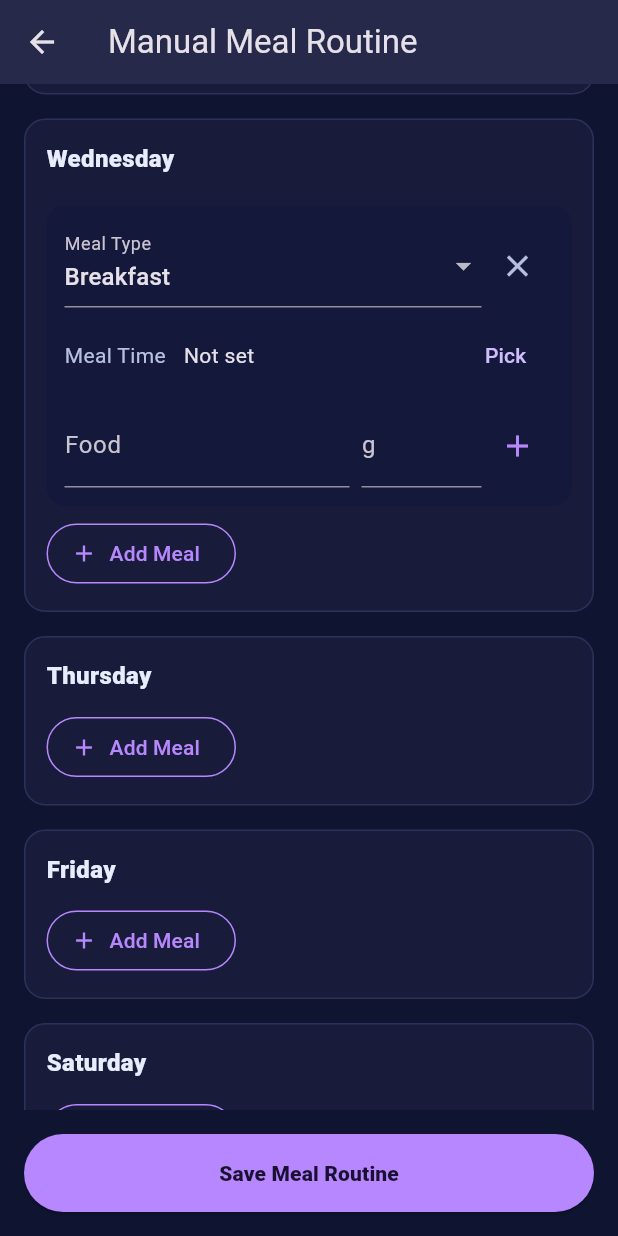
After one commit to Sahana-Lakshmipathy-1/Final-Year-Project, a Flutter app: the ManualMealSetupScreen screen opened directly, scrolled down 251 dp, after a tap on "Add Meal", on a phone screen of 412 x 824 dp. The commit adds this screen. Run offline on Flutter 3.47's test engine with Material 3 defaults, Android fonts, the phone set to English and light mode, and no system bars; our stand-ins replace fl_chart.

Commit message:
manual custom user preference diet screen

```diff
--- /dev/null
+++ b/lib/layouts/meals/manual_meal_setup_screen.dart
@@ -0,0 +1,294 @@
+import 'package:flutter/material.dart';
+
+class ManualMealSetupScreen extends StatefulWidget {
+  const ManualMealSetupScreen({super.key});
+
+  @override
+  State<ManualMealSetupScreen> createState() => _ManualMealSetupScreenState();
+}
+
+class _ManualMealSetupScreenState extends State<ManualMealSetupScreen> {
+  final days = const [
+    'Monday',
+    'Tuesday',
+    'Wednesday',
+    'Thursday',
+    'Friday',
+    'Saturday',
+    'Sunday',
+  ];
+
+  final List<Map<String, dynamic>> routine = [];
+
+  @override
+  void initState() {
+    super.initState();
+    for (final d in days) {
+      routine.add({
+        'day': d,
+        'meals': <Map<String, dynamic>>[],
+      });
+    }
+  }
+
+  @override
+  Widget build(BuildContext context) {
+    const bg = Color(0xFF0F1431);
+    const card = Color(0xFF181C3A);
+    const edge = Color(0xFF2C315C);
+    const accent = Color(0xFFB787FF);
+    const text = Color(0xFFE9ECFF);
+    const muted = Color(0xFFB7C0E0);
+
+    return Scaffold(
+      backgroundColor: bg,
+      appBar: AppBar(
+        title: const Text('Manual Meal Routine'),
+        backgroundColor: card,
+      ),
+      body: ListView.builder(
+        padding: const EdgeInsets.all(16),
+        itemCount: routine.length,
+        itemBuilder: (context, index) {
+          final day = routine[index];
+
+          return Container(
+            margin: const EdgeInsets.only(bottom: 16),
+            padding: const EdgeInsets.all(14),
+            decoration: BoxDecoration(
+              color: card,
+              borderRadius: BorderRadius.circular(14),
+              border: Border.all(color: edge),
+            ),
+            child: Column(
+              crossAxisAlignment: CrossAxisAlignment.start,
+              children: [
+                /// DAY HEADER
+                Text(
+                  day['day'],
+                  style: const TextStyle(
+                    fontSize: 16,
+                    fontWeight: FontWeight.w800,
+                    color: text,
+                  ),
+                ),
+
+                const SizedBox(height: 12),
+
+                /// MEALS
+                ...day['meals'].map<Widget>((meal) {
+                  return _MealEditor(
+                    meal: meal,
+                    onRemove: () => setState(() => day['meals'].remove(meal)),
+                  );
+                }).toList(),
+
+                /// ADD MEAL
+                OutlinedButton.icon(
+                  icon: const Icon(Icons.add),
+                  label: const Text('Add Meal'),
+                  style: OutlinedButton.styleFrom(
+                    foregroundColor: accent,
+                    side: BorderSide(color: accent),
+                  ),
+                  onPressed: () {
+                    setState(() {
+                      day['meals'].add({
+                        'name': 'Breakfast',
+                        'time': null,
+                        'items': <Map<String, dynamic>>[],
+                      });
+                    });
+                  },
+                ),
+              ],
+            ),
+          );
+        },
+      ),
+
+      /// SAVE
+      bottomNavigationBar: Padding(
+        padding: const EdgeInsets.all(16),
+        child: ElevatedButton(
+          style: ElevatedButton.styleFrom(
+            backgroundColor: accent,
+            padding: const EdgeInsets.symmetric(vertical: 16),
+          ),
+          onPressed: () {
+            Navigator.pop(context, routine);
+          },
+          child: const Text(
+            'Save Meal Routine',
+            style: TextStyle(
+              color: Color(0xFF1A1034),
+              fontWeight: FontWeight.w800,
+            ),
+          ),
+        ),
+      ),
+    );
+  }
+}
+
+class _MealEditor extends StatefulWidget {
+  final Map<String, dynamic> meal;
+  final VoidCallback onRemove;
+
+  const _MealEditor({
+    required this.meal,
+    required this.onRemove,
+  });
+
+  @override
+  State<_MealEditor> createState() => _MealEditorState();
+}
+
+class _MealEditorState extends State<_MealEditor> {
+  final foodCtrl = TextEditingController();
+  final gramCtrl = TextEditingController();
+  TimeOfDay? selectedTime;
+
+  @override
+  void initState() {
+    super.initState();
+    if (widget.meal['time'] != null) {
+      final p = widget.meal['time'].split(':');
+      selectedTime = TimeOfDay(hour: int.parse(p[0]), minute: int.parse(p[1]));
+    }
+  }
+
+  @override
+  Widget build(BuildContext context) {
+    const muted = Color(0xFFB7C0E0);
+    const accent = Color(0xFFB787FF);
+
+    return Container(
+      margin: const EdgeInsets.symmetric(vertical: 8),
+      padding: const EdgeInsets.all(12),
+      decoration: BoxDecoration(
+        color: const Color(0xFF14183A),
+        borderRadius: BorderRadius.circular(12),
+      ),
+      child: Column(
+        children: [
+          /// MEAL NAME + REMOVE
+          Row(
+            children: [
+              Expanded(
+                child: DropdownButtonFormField<String>(
+                  value: widget.meal['name'],
+                  items:
+                      const [
+                            'Breakfast',
+                            'Lunch',
+                            'Snack',
+                            'Cheat Meal',
+                          ]
+                          .map(
+                            (e) => DropdownMenuItem(
+                              value: e,
+                              child: Text(e),
+                            ),
+                          )
+                          .toList(),
+                  onChanged: (v) => setState(() => widget.meal['name'] = v),
+                  decoration: const InputDecoration(labelText: 'Meal Type'),
+                ),
+              ),
+              IconButton(
+                icon: const Icon(Icons.close, color: muted),
+                onPressed: widget.onRemove,
+              ),
+            ],
+          ),
+
+          const SizedBox(height: 8),
+
+          /// TIME PICKER
+          Row(
+            children: [
+              const Text("Meal Time", style: TextStyle(color: muted)),
+              const SizedBox(width: 12),
+              Text(
+                selectedTime == null
+                    ? "Not set"
+                    : selectedTime!.format(context),
+              ),
+              const Spacer(),
+              TextButton(
+                child: const Text("Pick"),
+                onPressed: () async {
+                  final t = await showTimePicker(
+                    context: context,
+                    initialTime: selectedTime ?? TimeOfDay.now(),
+                  );
+                  if (t != null) {
+                    setState(() {
+                      selectedTime = t;
+                      widget.meal['time'] =
+                          "${t.hour.toString().padLeft(2, '0')}:${t.minute.toString().padLeft(2, '0')}";
+                    });
+                  }
+                },
+              ),
+            ],
+          ),
+
+          const SizedBox(height: 8),
+
+          /// FOOD LIST
+          ...widget.meal['items'].map<Widget>((item) {
+            return ListTile(
+              dense: true,
+              contentPadding: EdgeInsets.zero,
+              title: Text(item['food']),
+              subtitle: Text('${item['grams']} g'),
+              trailing: IconButton(
+                icon: const Icon(Icons.delete_outline),
+                onPressed: () =>
+                    setState(() => widget.meal['items'].remove(item)),
+              ),
+            );
+          }).toList(),
+
+          /// ADD FOOD
+          Row(
+            children: [
+              Expanded(
+                child: TextField(
+                  controller: foodCtrl,
+                  decoration: const InputDecoration(labelText: 'Food'),
+                ),
+              ),
+              const SizedBox(width: 8),
+              SizedBox(
+                width: 80,
+                child: TextField(
+                  controller: gramCtrl,
+                  keyboardType: TextInputType.number,
+                  decoration: const InputDecoration(labelText: 'g'),
+                ),
+              ),
+              IconButton(
+                icon: const Icon(Icons.add, color: accent),
+                onPressed: () {
+                  if (foodCtrl.text.isNotEmpty && gramCtrl.text.isNotEmpty) {
+                    setState(() {
+                      widget.meal['items'].add({
+                        'food': foodCtrl.text,
+                        'grams': int.parse(gramCtrl.text),
+                      });
+                      foodCtrl.clear();
+                      gramCtrl.clear();
+                    });
+                  }
+                },
+              ),
+            ],
+          ),
+        ],
+      ),
+    );
+  }
+}
--- a/lib/pages/plans.dart
+++ b/lib/pages/plans.dart
@@ -2,6 +2,7 @@ import 'package:flutter/material.dart';
 import 'package:lumora/layouts/exercise/input_preference.dart';
 import 'package:lumora/layouts/exercise/manual_routine_setup_screen.dart';
 import 'package:lumora/layouts/meals/meal_input_preference.dart';
+import 'package:lumora/layouts/meals/manual_meal_setup_screen.dart';
 
 class PlansScreen extends StatefulWidget {
   const PlansScreen({super.key});
@@ -102,18 +103,31 @@ class _PlansScreenState extends State<PlansScreen> {
                       spacing: 16,
                       runSpacing: 12,
                       children: [
-                        /// USE AI
-                        ElevatedButton(
+                        _buildUseAIButton(btnColor),
+                        _buildManualButton(btnGhost),
+                      ],
+                    ),
+                  ],
+                ),
+              ),
+            ],
+          ),
+        ),
+      ),
+    );
+  }
+
+  /// USE AI BUTTON
+  Widget _buildUseAIButton(Color btnColor) {
+    return ElevatedButton(
       onPressed: () {
         Navigator.push(
           context,
           MaterialPageRoute(
-                                builder: (context) {
-                                  // FITNESS → AI
+            builder: (_) {
               if (_activeTabIndex == 0) {
                 return const InputPreference();
               }
-                                  // MEALS → AI
               return const MealInputPreference();
             },
           ),
@@ -133,34 +147,38 @@ class _PlansScreenState extends State<PlansScreen> {
         "Use AI ✨",
         style: TextStyle(fontWeight: FontWeight.w800),
       ),
-                        ),
+    );
+  }
 
-                        /// CREATE MANUALLY
-                        OutlinedButton(
-                          onPressed: _activeTabIndex == 0
-                              ? () async {
-                                  final manualRoutine = await Navigator.push(
+  /// CREATE MANUALLY BUTTON
+  Widget _buildManualButton(Color btnGhost) {
+    return OutlinedButton(
+      onPressed: () async {
+        final result = await Navigator.push(
           context,
           MaterialPageRoute(
-                                      builder: (context) =>
-                                          const ManualRoutineSetupScreen(),
+            builder: (_) {
+              if (_activeTabIndex == 0) {
+                return const ManualRoutineSetupScreen();
+              }
+              return const ManualMealSetupScreen();
+            },
           ),
         );
 
-                                  if (manualRoutine != null) {
+        if (result != null) {
           debugPrint(
-                                      'Manual fitness routine: $manualRoutine',
+            _activeTabIndex == 0
+                ? 'Manual fitness routine: $result'
+                : 'Manual meal routine: $result',
           );
         }
-                                }
-                              : null, // disabled for meals (manual meal later)
+      },
       style: OutlinedButton.styleFrom(
         minimumSize: const Size(140, 48),
         backgroundColor: btnGhost,
         foregroundColor: Colors.white,
-                            side: const BorderSide(
-                              color: Color(0xFF343A6A),
-                            ),
+        side: const BorderSide(color: Color(0xFF343A6A)),
         shape: RoundedRectangleBorder(
           borderRadius: BorderRadius.circular(12),
         ),
@@ -168,16 +186,6 @@ class _PlansScreenState extends State<PlansScreen> {
       child: const Text(
         "Create Manually",
         style: TextStyle(fontWeight: FontWeight.w800),
-                          ),
-                        ),
-                      ],
-                    ),
-                  ],
-                ),
-              ),
-            ],
-          ),
-        ),
       ),
     );
   }
```
Lines whose indentation alone changed are shown as unchanged.
